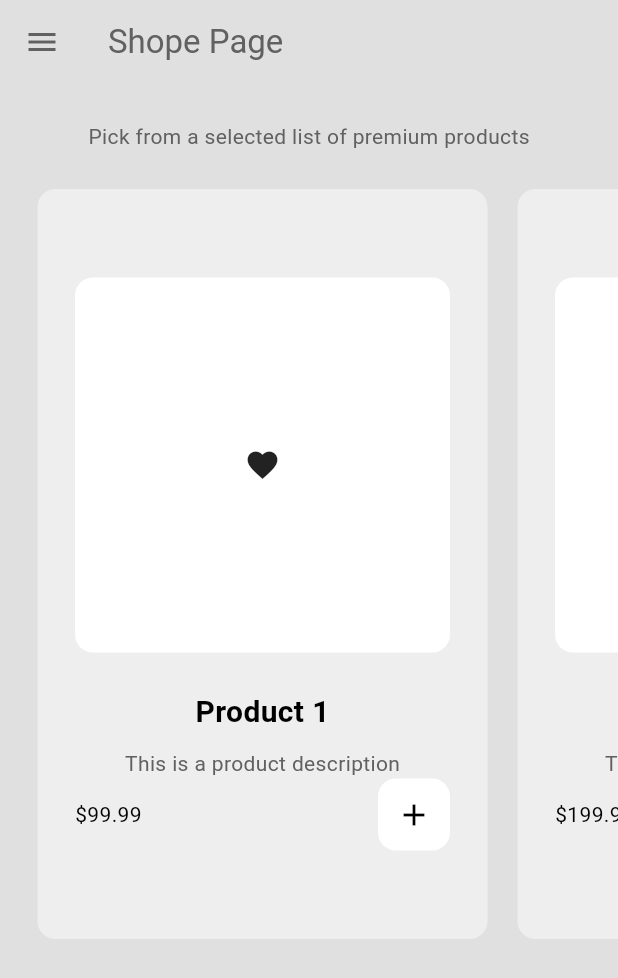
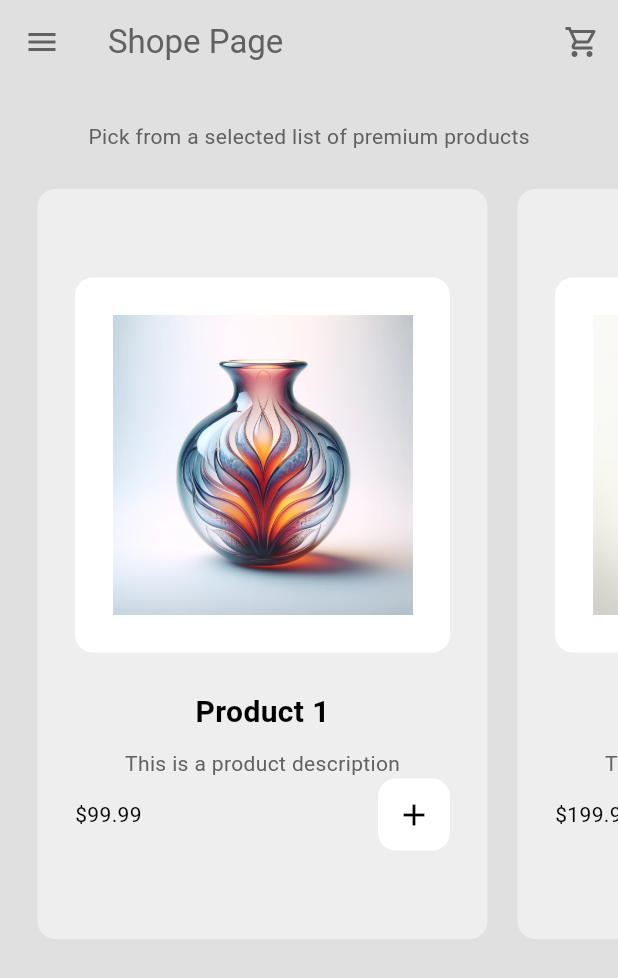
Before and after one commit to AlthafRifath/craftsHubMobileApp, a Flutter app: the ShopPage screen opened by its route, on a phone screen of 412 x 824 dp. Shown: the top 978 px of the screen. Run offline on Flutter 3.47's test engine with Material 3 defaults, Android fonts, the phone set to English and light mode, and no system bars.

Commit message:
3 pages done just 1 more to go

```diff
--- a/lib/components/my_products_tile.dart
+++ b/lib/components/my_products_tile.dart
@@ -28,7 +28,6 @@
           // yes button
           MaterialButton(
             onPressed: () {
-
               // pop the dialog box
               Navigator.pop(context);
 
@@ -68,7 +67,7 @@
                     ),
                     width: double.infinity,
                     padding: const EdgeInsets.all(25),
-                    child: const Icon(Icons.favorite),
+                    child: Image.asset(product.imagePath),
                   ),
                 ),
 
--- a/lib/models/product.dart
+++ b/lib/models/product.dart
@@ -2,12 +2,12 @@
   final String name;
   final num price;
   final String description;
-  // final String imagePath;
+  final String imagePath;
 
   Product({
     required this.name,
     required this.price,
     required this.description,
-    // required this.imagePath,
+    required this.imagePath,
   });
 }
--- a/lib/models/shop.dart
+++ b/lib/models/shop.dart
@@ -8,21 +8,28 @@
       name: 'Product 1',
       price: 99.99,
       description: 'This is a product description',
+      imagePath: 'assets/GG1.png'
     ),
     Product(
       name: 'Product 2',
       price: 199.99,
       description: 'This is a product description',
+      imagePath: 'assets/JW1.png'
+
     ),
     Product(
       name: 'Product 3',
       price: 299.99,
       description: 'This is a product description',
+      imagePath: 'assets/PT2.png'
+
     ),
     Product(
       name: 'Product 4',
       price: 399.99,
       description: 'This is a product description',
+      imagePath: 'assets/WD1.png'
+
     ),
   ];
 
--- a/lib/pages/shop_page.dart
+++ b/lib/pages/shop_page.dart
@@ -18,7 +18,13 @@
         backgroundColor: Colors.transparent,
         elevation: 0,
         foregroundColor: Theme.of(context).colorScheme.inversePrimary,
-        title: Text("Shope Page"),
+        title: const Text("Shope Page"),
+        actions: [
+          IconButton(
+            onPressed: () => Navigator.pushNamed(context, '/cart_page'),
+            icon: const Icon(Icons.shopping_cart_outlined),
+          )
+        ],
       ),
       drawer: const MyDrawer(),
       backgroundColor: Theme.of(context).colorScheme.background,
--- a/pubspec.yaml
+++ b/pubspec.yaml
@@ -60,7 +60,8 @@
   uses-material-design: true
 
   # To add assets to your application, add an assets section, like this:
-  # assets:
+  assets:
+    - assets/
   #   - images/a_dot_burr.jpeg
   #   - images/a_dot_ham.jpeg
 
```
Also changed, not shown: lib/pages/cart_page.dart (+21 -1 lines), assets/GG1.png (added), assets/JW1.png (added), assets/PT2.png (added), assets/WD1.png (added).
